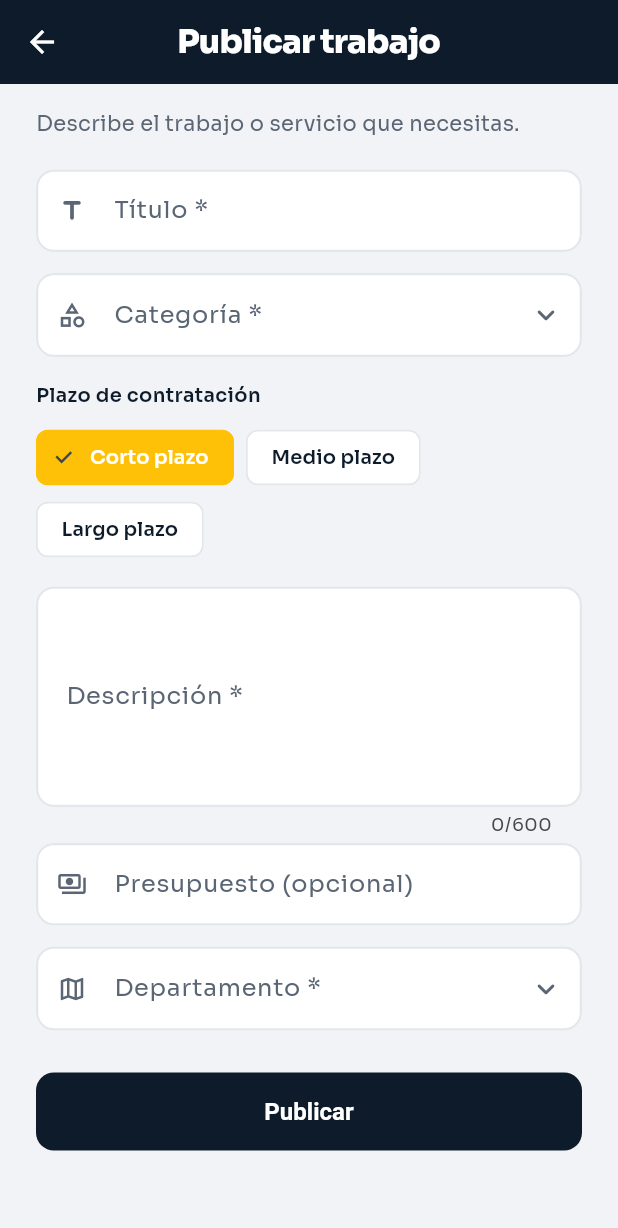
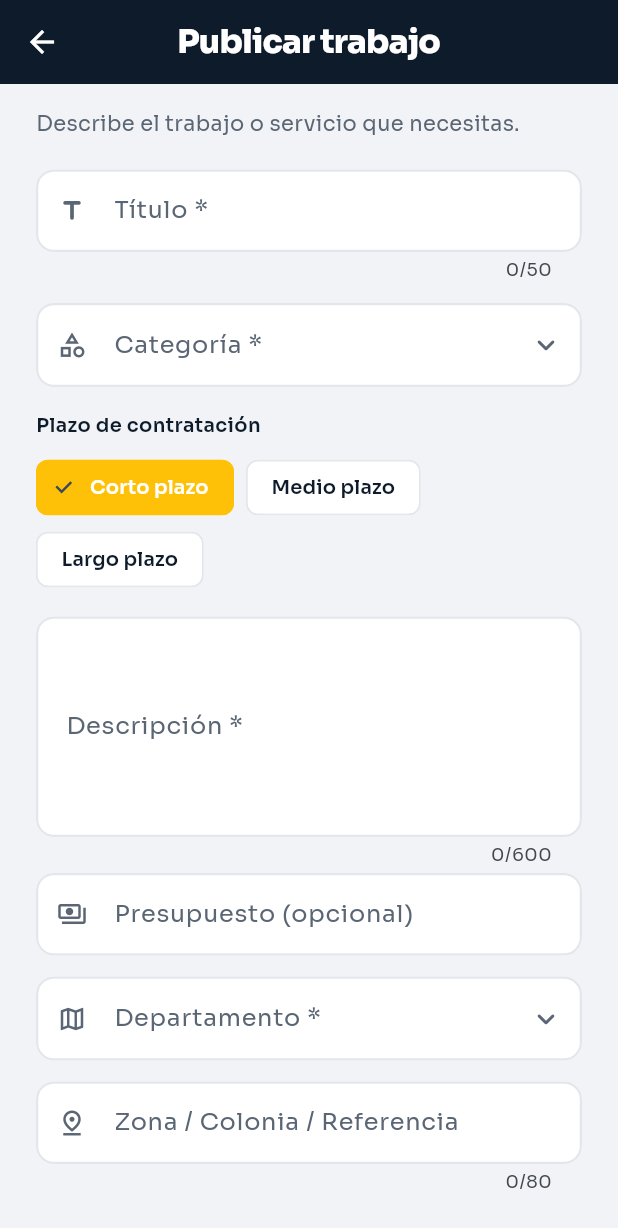
Before and after one commit to cadaba25/TRABAJITO-APP, a Flutter app: the PublicarTrabajoScreen screen opened directly with empty values, on a phone screen of 412 x 824 dp. Shown: the top 1228 px of the screen. Run offline on Flutter 3.47's test engine with Material 3 defaults, Android fonts, the phone set to English and light mode, and no system bars; our stand-ins replace cloud_firestore, firebase_auth, firebase_core, google_fonts; accounts and stored records are empty.

Commit message:
Ajustes UX: login, barra, ubicacion, habilidades, registro empleador
- Login: mensaje claro "Correo o contrasena incorrectos..." (Firebase
  unifica no-registrado y contrasena mala por anti-enumeracion).
- Barra inferior solo con iconos (sin etiquetas que no caben).
- Titulo del trabajo limitado a 50 caracteres (conciso) en publicar/editar.
- Publicacion: campo zona/colonia/referencia + ubicacionDetallada en el
  detalle (ayuda a evaluar distancia).
- Muchas mas habilidades sugeridas en el registro de trabajador.
- Contratista persona: se elimina el paso "¿Que necesitas?" (inutil);
  ahora finaliza en el paso 2. Empresa mantiene "Sobre tu empresa".

Co-Authored-By: Claude Opus 4.8 <noreply@anthropic.com>
Claude-Session: https://claude.ai/code/session_01GbBBJNMK8iRPJ5Zz2J5ivU

```diff
--- a/lib/models/publicacion.dart
+++ b/lib/models/publicacion.dart
@@ -10,6 +10,7 @@ class Publicacion {
   final String descripcion;
   final String departamento;
   final String ciudad;
+  final String zona;         // colonia / barrio / referencia
   final String presupuesto;  // texto libre, p. ej. "L. 800"
   final String plazo;        // 'Corto plazo' | 'Medio plazo' | 'Largo plazo'
   final DateTime fechaCreacion;
@@ -33,6 +34,7 @@ class Publicacion {
     required this.descripcion,
     this.departamento = '',
     this.ciudad = '',
+    this.zona = '',
     this.presupuesto = '',
     this.plazo = '',
     required this.fechaCreacion,
@@ -47,11 +49,18 @@ class Publicacion {
     this.pagoLiberado = false,
   });
 
-  /// Ubicación legible para la UI.
+  /// Ubicación legible para la UI (ciudad + departamento).
   String get ubicacion {
     if (ciudad.isNotEmpty && departamento.isNotEmpty) return '$ciudad, $departamento';
     if (ciudad.isNotEmpty) return ciudad;
     return departamento;
+  }
+
+  /// Ubicación detallada, incluyendo la zona/colonia si está disponible.
+  String get ubicacionDetallada {
+    final base = ubicacion;
+    if (zona.isNotEmpty) return base.isEmpty ? zona : '$zona, $base';
+    return base;
   }
 
   /// Tiempo transcurrido desde la publicación, en formato corto.
@@ -76,6 +85,7 @@ class Publicacion {
       descripcion: d['descripcion'] ?? '',
       departamento: d['departamento'] ?? '',
       ciudad: d['ciudad'] ?? '',
+      zona: d['zona'] ?? '',
       presupuesto: d['presupuesto'] ?? '',
       plazo: d['plazo'] ?? '',
       fechaCreacion: d['fechaCreacion'] != null
@@ -101,6 +111,7 @@ class Publicacion {
     'descripcion': descripcion,
     'departamento': departamento,
     'ciudad': ciudad,
+    'zona': zona,
     'presupuesto': presupuesto,
     'plazo': plazo,
     'fechaCreacion': Timestamp.fromDate(fechaCreacion),
--- a/lib/screens/detalle_trabajo_screen.dart
+++ b/lib/screens/detalle_trabajo_screen.dart
@@ -115,7 +115,7 @@ class DetalleTrabajoScreen extends StatelessWidget {
               child: Column(
                 children: [
                   _fila(context, Icons.location_on_outlined, 'Ubicación',
-                      pub.ubicacion.isEmpty ? 'Honduras' : pub.ubicacion),
+                      pub.ubicacionDetallada.isEmpty ? 'Honduras' : pub.ubicacionDetallada),
                   Divider(height: 1, color: borde, indent: 16, endIndent: 16),
                   _fila(context, Icons.payments_outlined, 'Presupuesto',
                       pub.presupuesto.isEmpty ? 'A convenir' : pub.presupuesto),
--- a/lib/screens/editar_trabajo_screen.dart
+++ b/lib/screens/editar_trabajo_screen.dart
@@ -82,6 +82,7 @@ class _EditarTrabajoScreenState extends State<EditarTrabajoScreen> {
                   controller: _tituloCtrl,
                   label: 'Título *',
                   iconoInicio: Icons.title_rounded,
+                  maxLength: 50,
                   validador: (v) => (v == null || v.trim().isEmpty)
                       ? MensajesError.campoObligatorio : null,
                 ),
--- a/lib/screens/inicio_screen.dart
+++ b/lib/screens/inicio_screen.dart
@@ -159,7 +159,8 @@ class _InicioScreenState extends State<InicioScreen> {
         backgroundColor: superficie,
         selectedItemColor: AppColores.acento,
         unselectedItemColor: AppColores.grisMedio,
-        selectedLabelStyle: const TextStyle(fontWeight: FontWeight.w700),
+        showSelectedLabels: false,
+        showUnselectedLabels: false,
         items: const [
           BottomNavigationBarItem(
             icon: Icon(Icons.work_outline_rounded),
--- a/lib/screens/publicar_trabajo_screen.dart
+++ b/lib/screens/publicar_trabajo_screen.dart
@@ -21,6 +21,7 @@ class _PublicarTrabajoScreenState extends State<PublicarTrabajoScreen> {
   final _tituloCtrl      = TextEditingController();
   final _descripcionCtrl = TextEditingController();
   final _presupuestoCtrl = TextEditingController();
+  final _zonaCtrl        = TextEditingController();
   String? _categoria;
   String? _departamento;
   String? _ciudad;
@@ -51,6 +52,7 @@ class _PublicarTrabajoScreenState extends State<PublicarTrabajoScreen> {
     _tituloCtrl.dispose();
     _descripcionCtrl.dispose();
     _presupuestoCtrl.dispose();
+    _zonaCtrl.dispose();
     super.dispose();
   }
 
@@ -67,6 +69,7 @@ class _PublicarTrabajoScreenState extends State<PublicarTrabajoScreen> {
       descripcion: _descripcionCtrl.text.trim(),
       departamento: _departamento ?? '',
       ciudad: _ciudad ?? '',
+      zona: _zonaCtrl.text.trim(),
       presupuesto: _presupuestoCtrl.text.trim(),
       plazo: _plazo,
       fechaCreacion: DateTime.now(),
@@ -108,10 +111,14 @@ class _PublicarTrabajoScreenState extends State<PublicarTrabajoScreen> {
                 CustomTextField(
                   controller: _tituloCtrl,
                   label: 'Título *',
-                  hint: 'p. ej. Electricista para instalar lámparas',
+                  hint: 'p. ej. Electricista para lámparas',
                   iconoInicio: Icons.title_rounded,
-                  validador: (v) => (v == null || v.trim().isEmpty)
-                      ? MensajesError.campoObligatorio : null,
+                  maxLength: 50,
+                  validador: (v) {
+                    if (v == null || v.trim().isEmpty) return MensajesError.campoObligatorio;
+                    if (v.trim().length < 5) return 'Título muy corto';
+                    return null;
+                  },
                 ),
                 const SizedBox(height: 14),
 
@@ -198,6 +205,14 @@ class _PublicarTrabajoScreenState extends State<PublicarTrabajoScreen> {
                         ? MensajesError.campoObligatorio : null,
                   ),
                 ],
+                const SizedBox(height: 14),
+                CustomTextField(
+                  controller: _zonaCtrl,
+                  label: 'Zona / Colonia / Referencia',
+                  hint: 'p. ej. Col. Kennedy, cerca del parque',
+                  iconoInicio: Icons.pin_drop_outlined,
+                  maxLength: 80,
+                ),
 
                 const SizedBox(height: 28),
                 ElevatedButton(
--- a/lib/services/auth_service.dart
+++ b/lib/services/auth_service.dart
@@ -211,8 +211,10 @@ class AuthService {
   String _traducirError(String codigo) {
     switch (codigo) {
       case 'email-already-in-use':   return MensajesError.correoEnUso;
+      // Firebase unifica "usuario inexistente" y "contraseña incorrecta" en
+      // invalid-credential (protección anti-enumeración de correos).
       case 'wrong-password':
-      case 'invalid-credential':     return MensajesError.contrasenaIncorrecta;
+      case 'invalid-credential':     return MensajesError.credencialesInvalidas;
       case 'user-not-found':         return MensajesError.usuarioNoEncontrado;
       case 'network-request-failed': return MensajesError.errorConexion;
       case 'weak-password':          return 'La contraseña es muy débil.';
--- a/lib/utils/constantes.dart
+++ b/lib/utils/constantes.dart
@@ -132,7 +132,8 @@ class ValoresDefecto {
 class MensajesError {
   static const String correoEnUso         = 'Este correo ya está registrado.';
   static const String contrasenaIncorrecta= 'Contraseña incorrecta.';
-  static const String usuarioNoEncontrado = 'No existe una cuenta con este correo.';
+  static const String credencialesInvalidas = 'Correo o contraseña incorrectos. Si no tienes cuenta, regístrate.';
+  static const String usuarioNoEncontrado = 'No existe una cuenta con este correo. Regístrate para continuar.';
   static const String errorConexion       = 'Error de conexión. Verifica tu internet.';
   static const String errorGeneral        = 'Ocurrió un error. Intenta de nuevo.';
   static const String cuentaCreada        = '¡Cuenta creada! Ya puedes iniciar sesión.';
@@ -189,13 +190,32 @@ class DatosHonduras {
 
   /// Habilidades/oficios sugeridos para autocompletar el perfil del trabajador.
   static const List<String> habilidadesSugeridas = [
-    'Limpieza', 'Plomería', 'Electricidad', 'Pintura', 'Albañilería',
-    'Carpintería', 'Jardinería', 'Mecánica', 'Soldadura', 'Cocina',
-    'Repostería', 'Costura', 'Belleza', 'Barbería', 'Niñera',
-    'Cuidado de adultos', 'Mudanzas', 'Conducción', 'Mensajería',
-    'Reparación de electrodomésticos', 'Aire acondicionado', 'Cerrajería',
-    'Fotografía', 'Diseño gráfico', 'Reparación de computadoras',
-    'Tutorías', 'Atención al cliente', 'Ventas',
+    // Hogar y limpieza
+    'Limpieza', 'Limpieza profunda', 'Lavado de autos', 'Planchado',
+    'Cuidado de mascotas', 'Niñera', 'Cuidado de adultos mayores',
+    // Construcción y mantenimiento
+    'Plomería', 'Electricidad', 'Pintura', 'Albañilería', 'Carpintería',
+    'Herrería', 'Soldadura', 'Enderezado y pintura', 'Techos',
+    'Instalación de pisos', 'Drywall', 'Impermeabilización',
+    // Jardinería y campo
+    'Jardinería', 'Poda de árboles', 'Fumigación', 'Agricultura',
+    // Mecánica y transporte
+    'Mecánica', 'Mecánica de motos', 'Electricidad automotriz',
+    'Conducción', 'Mudanzas', 'Mensajería', 'Fletes', 'Mototaxi',
+    // Tecnología
+    'Reparación de computadoras', 'Reparación de celulares',
+    'Instalación de cámaras', 'Redes e internet', 'Soporte técnico',
+    'Aire acondicionado', 'Refrigeración',
+    'Reparación de electrodomésticos', 'Cerrajería',
+    // Belleza y salud
+    'Belleza', 'Barbería', 'Maquillaje', 'Uñas', 'Masajes', 'Enfermería',
+    // Alimentos y eventos
+    'Cocina', 'Repostería', 'Bartender', 'Mesero', 'Catering',
+    'Decoración de eventos', 'Fotografía', 'Edición de video', 'DJ',
+    // Oficina y creativo
+    'Costura', 'Diseño gráfico', 'Community manager', 'Redacción',
+    'Contabilidad', 'Tutorías', 'Traducción', 'Atención al cliente',
+    'Ventas', 'Marketing digital',
   ];
 }
 
```
Also changed, not shown: lib/screens/registro/registro_empleador_screen.dart (+29 -15 lines).
